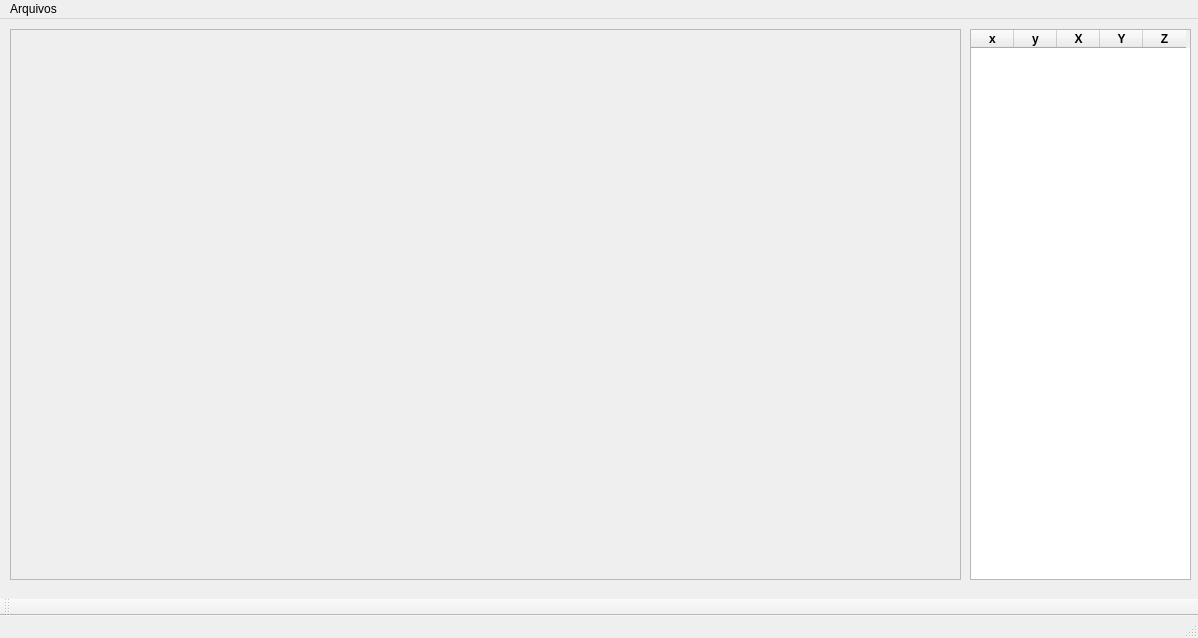
Old version of the form Ferramentas/CameraMarker/forms/cameramarker.ui in the repository mathbarc/multiview-futtracker.
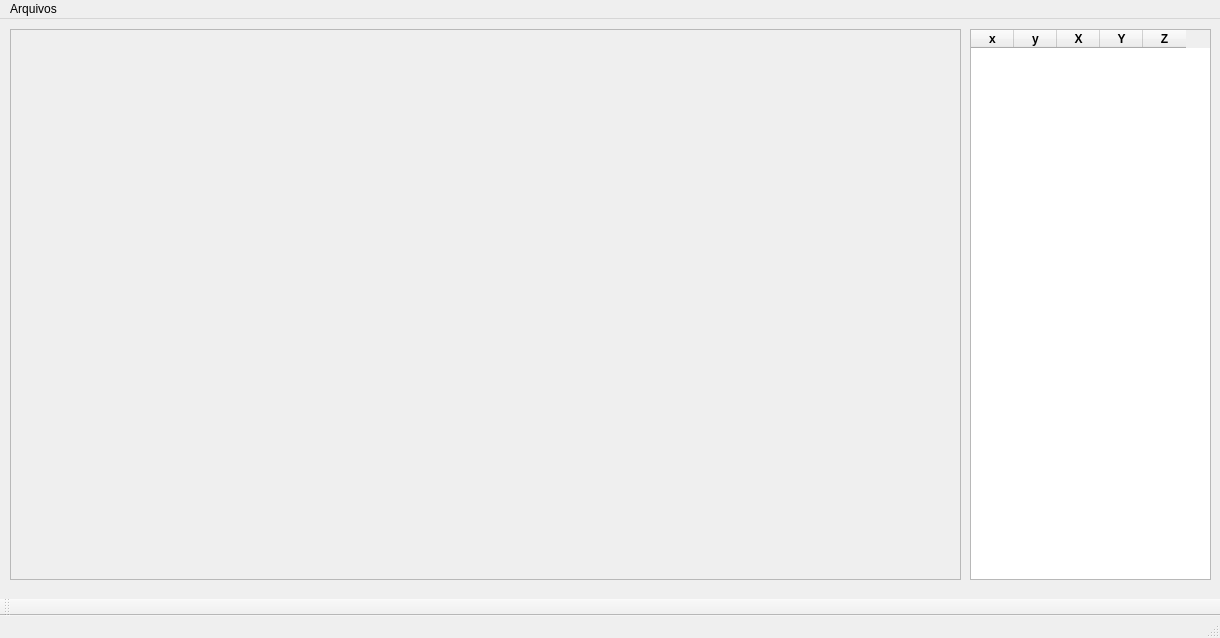
New version of the form. Icons and pictures are not drawn.

Diff of the .ui file:
```diff
--- a/Ferramentas/CameraMarker/forms/cameramarker.ui
+++ b/Ferramentas/CameraMarker/forms/cameramarker.ui
@@ -6,7 +6,7 @@
    <rect>
     <x>0</x>
     <y>0</y>
-    <width>1198</width>
+    <width>1220</width>
     <height>638</height>
    </rect>
   </property>
@@ -163,7 +163,7 @@
      <rect>
       <x>970</x>
       <y>10</y>
-      <width>221</width>
+      <width>241</width>
       <height>551</height>
      </rect>
     </property>
@@ -235,7 +235,7 @@
     <rect>
      <x>0</x>
      <y>0</y>
-     <width>1198</width>
+     <width>1220</width>
      <height>26</height>
     </rect>
    </property>
```
